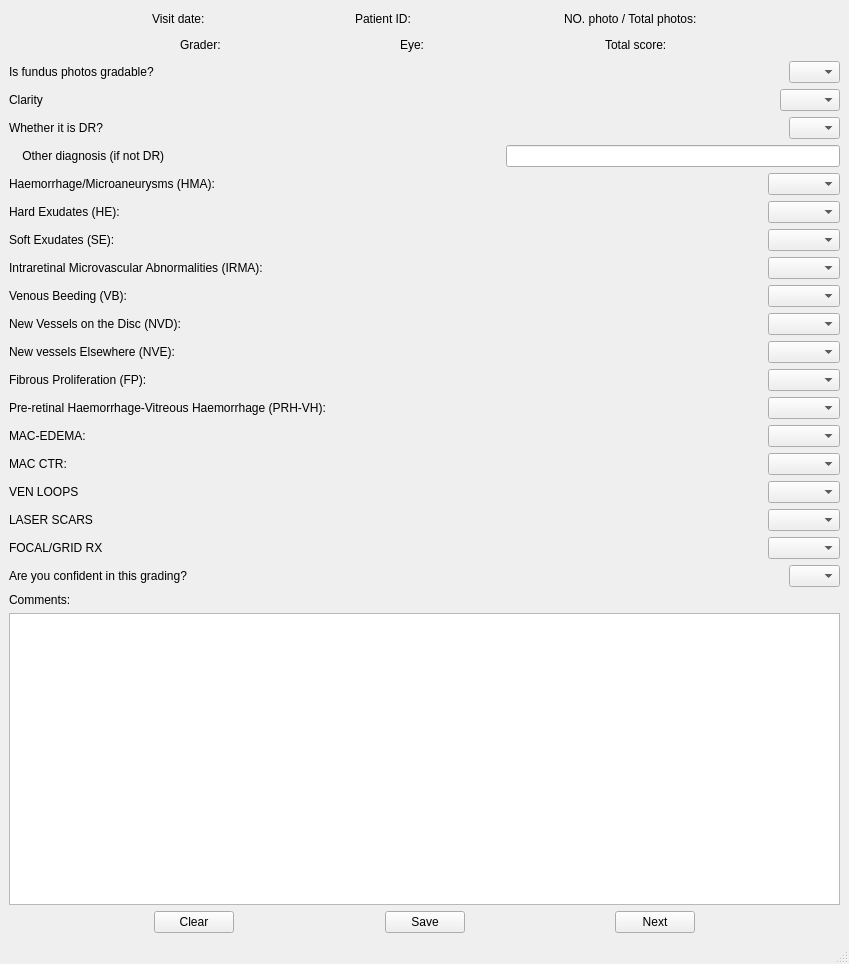
Old version of the form GradWidget.ui in the repository xujialiu/ETDR-grading-app.
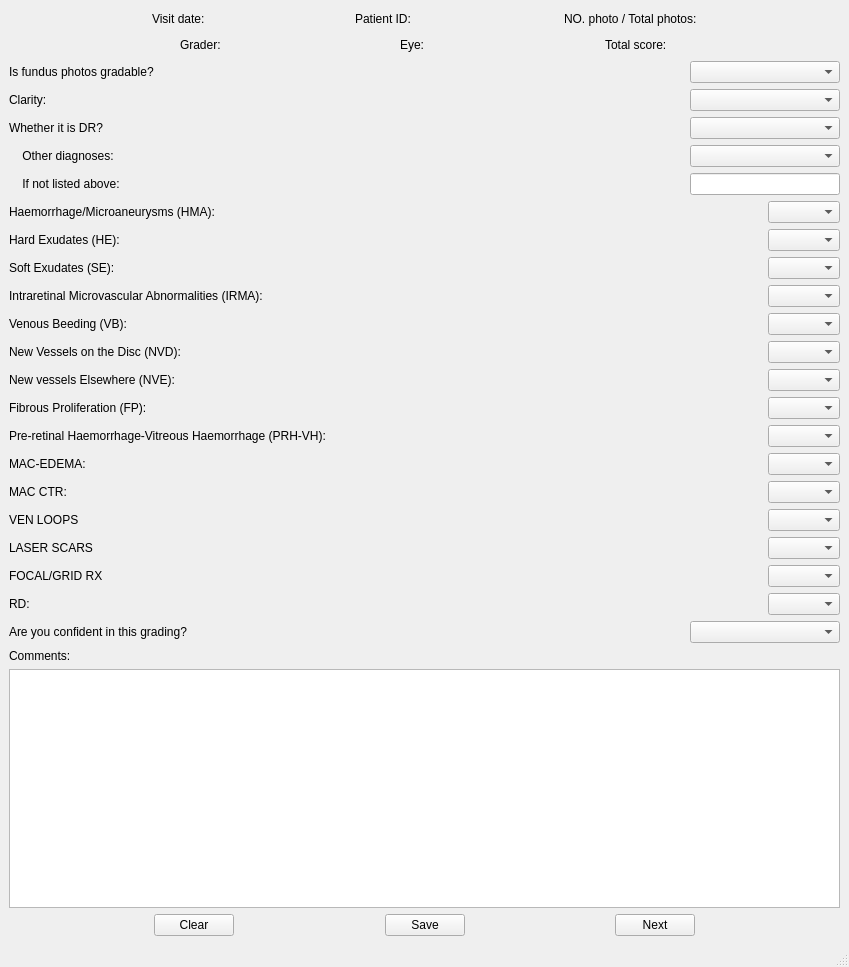
New version of the form.

Commit message: feat: add multi checkable combobox as diagnoses chooses

Patch:
```diff
--- a/GradWidget.ui
+++ b/GradWidget.ui
@@ -7,7 +7,7 @@
     <x>0</x>
     <y>0</y>
     <width>849</width>
-    <height>964</height>
+    <height>967</height>
    </rect>
   </property>
   <property name="windowTitle">
@@ -195,6 +195,24 @@
         </item>
         <item>
          <widget class="QComboBox" name="comboBox_gradable">
+          <property name="sizePolicy">
+           <sizepolicy hsizetype="Fixed" vsizetype="Fixed">
+            <horstretch>0</horstretch>
+            <verstretch>0</verstretch>
+           </sizepolicy>
+          </property>
+          <property name="minimumSize">
+           <size>
+            <width>150</width>
+            <height>0</height>
+           </size>
+          </property>
+          <property name="maximumSize">
+           <size>
+            <width>150</width>
+            <height>16777215</height>
+           </size>
+          </property>
           <property name="currentIndex">
            <number>-1</number>
           </property>
@@ -217,7 +235,7 @@
         <item>
          <widget class="QLabel" name="label_20">
           <property name="text">
-           <string>Clarity</string>
+           <string>Clarity:</string>
           </property>
          </widget>
         </item>
@@ -236,6 +254,24 @@
         </item>
         <item>
          <widget class="QComboBox" name="comboBox_clarity">
+          <property name="sizePolicy">
+           <sizepolicy hsizetype="Fixed" vsizetype="Fixed">
+            <horstretch>0</horstretch>
+            <verstretch>0</verstretch>
+           </sizepolicy>
+          </property>
+          <property name="minimumSize">
+           <size>
+            <width>150</width>
+            <height>0</height>
+           </size>
+          </property>
+          <property name="maximumSize">
+           <size>
+            <width>150</width>
+            <height>16777215</height>
+           </size>
+          </property>
           <property name="currentIndex">
            <number>-1</number>
           </property>
@@ -277,6 +313,24 @@
         </item>
         <item>
          <widget class="QComboBox" name="comboBox_is_dr">
+          <property name="sizePolicy">
+           <sizepolicy hsizetype="Fixed" vsizetype="Fixed">
+            <horstretch>0</horstretch>
+            <verstretch>0</verstretch>
+           </sizepolicy>
+          </property>
+          <property name="minimumSize">
+           <size>
+            <width>150</width>
+            <height>0</height>
+           </size>
+          </property>
+          <property name="maximumSize">
+           <size>
+            <width>150</width>
+            <height>16777215</height>
+           </size>
+          </property>
           <property name="currentIndex">
            <number>-1</number>
           </property>
@@ -299,7 +353,7 @@
         <item>
          <widget class="QLabel" name="label_2">
           <property name="text">
-           <string>    Other diagnosis (if not DR)</string>
+           <string>    Other diagnoses:</string>
           </property>
          </widget>
         </item>
@@ -317,7 +371,72 @@
          </spacer>
         </item>
         <item>
-         <widget class="QLineEdit" name="lineEdit_other_diagnosis"/>
+         <widget class="QComboBox" name="comboBox_diagnoses">
+          <property name="sizePolicy">
+           <sizepolicy hsizetype="Fixed" vsizetype="Fixed">
+            <horstretch>0</horstretch>
+            <verstretch>0</verstretch>
+           </sizepolicy>
+          </property>
+          <property name="minimumSize">
+           <size>
+            <width>150</width>
+            <height>0</height>
+           </size>
+          </property>
+          <property name="maximumSize">
+           <size>
+            <width>150</width>
+            <height>16777215</height>
+           </size>
+          </property>
+         </widget>
+        </item>
+       </layout>
+      </item>
+      <item>
+       <layout class="QHBoxLayout" name="horizontalLayout_23">
+        <item>
+         <widget class="QLabel" name="label_4">
+          <property name="text">
+           <string>    If not listed above:</string>
+          </property>
+         </widget>
+        </item>
+        <item>
+         <spacer name="horizontalSpacer_33">
+          <property name="orientation">
+           <enum>Qt::Horizontal</enum>
+          </property>
+          <property name="sizeHint" stdset="0">
+           <size>
+            <width>40</width>
+            <height>20</height>
+           </size>
+          </property>
+         </spacer>
+        </item>
+        <item>
+         <widget class="QLineEdit" name="lineEdit_other_diagnosis">
+          <property name="sizePolicy">
+           <sizepolicy hsizetype="Fixed" vsizetype="Fixed">
+            <horstretch>0</horstretch>
+            <verstretch>0</verstretch>
+           </sizepolicy>
+          </property>
+          <property name="minimumSize">
+           <size>
+            <width>150</width>
+            <height>0</height>
+           </size>
+          </property>
+          <property name="maximumSize">
+           <size>
+            <width>150</width>
+            <height>16777215</height>
+           </size>
+          </property>
+         </widget>
         </item>
        </layout>
       </item>
@@ -721,6 +840,33 @@
         </item>
        </layout>
       </item>
+      <item>
+       <layout class="QHBoxLayout" name="horizontalLayout_22">
+        <item>
+         <widget class="QLabel" name="label_21">
+          <property name="text">
+           <string>RD:</string>
+          </property>
+         </widget>
+        </item>
+        <item>
+         <spacer name="horizontalSpacer_32">
+          <property name="orientation">
+           <enum>Qt::Horizontal</enum>
+          </property>
+          <property name="sizeHint" stdset="0">
+           <size>
+            <width>40</width>
+            <height>18</height>
+           </size>
+          </property>
+         </spacer>
+        </item>
+        <item>
+         <widget class="QComboBox" name="comboBox_RD"/>
+        </item>
+       </layout>
+      </item>
       <item>
        <layout class="QHBoxLayout" name="horizontalLayout_5">
         <item>
@@ -745,6 +891,24 @@
         </item>
         <item>
          <widget class="QComboBox" name="comboBox_confident">
+          <property name="sizePolicy">
+           <sizepolicy hsizetype="Fixed" vsizetype="Fixed">
+            <horstretch>0</horstretch>
+            <verstretch>0</verstretch>
+           </sizepolicy>
+          </property>
+          <property name="minimumSize">
+           <size>
+            <width>150</width>
+            <height>0</height>
+           </size>
+          </property>
+          <property name="maximumSize">
+           <size>
+            <width>150</width>
+            <height>16777215</height>
+           </size>
+          </property>
           <property name="currentIndex">
            <number>-1</number>
           </property>
```
The commit also changes 7 other files.
